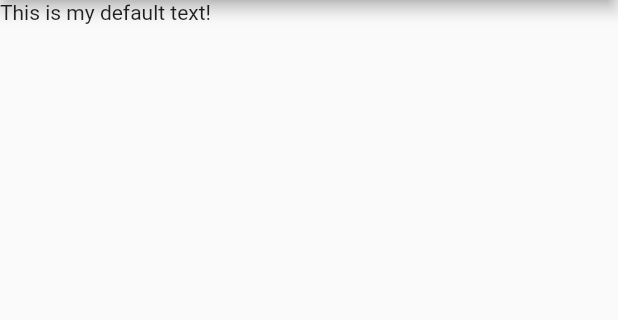
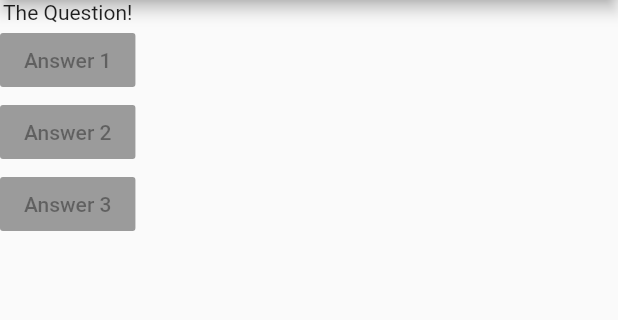
Before and after one commit to theasyncdevaditya/flutter-roadmap-academind, a Flutter app: the screen it shows after launch, on a phone screen of 412 x 824 dp, the part 84-404 px from its top. Run offline on Flutter 3.47's test engine with Material 2 defaults, Android fonts, the phone set to English and light mode, and no system bars.

Commit message:
Adding layout widgets

```diff
--- a/quizapp/lib/main.dart
+++ b/quizapp/lib/main.dart
@@ -3,6 +3,11 @@ import 'package:flutter/material.dart';
 void main() => runApp(MyApp());
 
 class MyApp extends StatelessWidget {
+  var questions = [
+    "What's your favourite color?",
+    "What's your favourite animal?",
+  ];
+
   @override
   Widget build(BuildContext context) {
     return MaterialApp(
@@ -15,7 +20,23 @@ class MyApp extends StatelessWidget {
         appBar: AppBar(
           title: Text('Quiz App'),
         ),
-        body: Text('This is my default text!'),
+        body: Column(
+          children: <Widget>[
+            Text('The Question!'),
+            RaisedButton(
+              child: Text('Answer 1'),
+              onPressed: null,
+            ),
+            RaisedButton(
+              child: Text('Answer 2'),
+              onPressed: null,
+            ),
+            RaisedButton(
+              child: Text('Answer 3'),
+              onPressed: null,
+            ),
+          ],
+        ),
       ),
     );
   }
```
